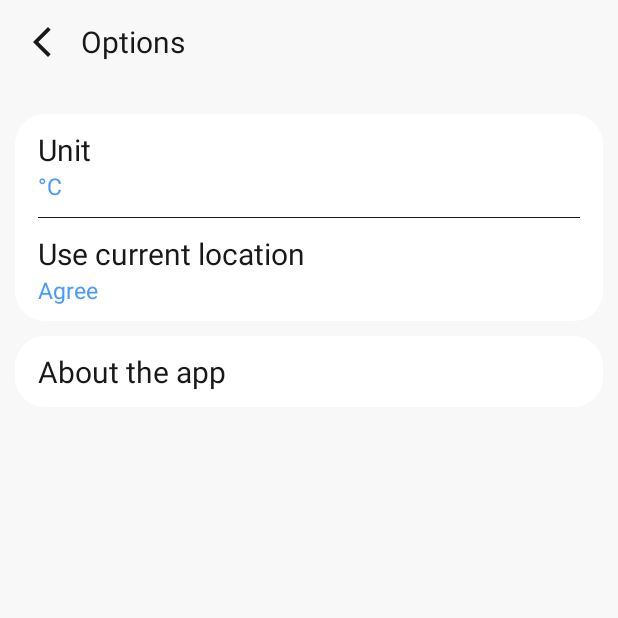
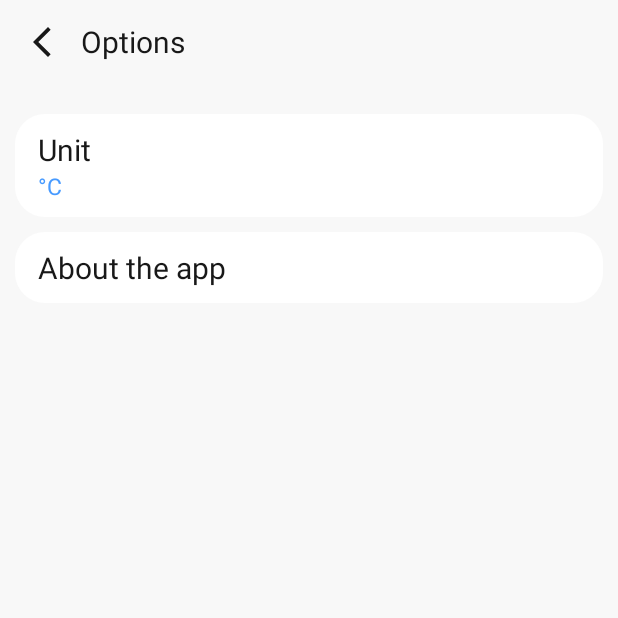
Before and after one commit to vmusatov/WeatherApp, an Android app: the screen it shows after launch (MainActivity), after a tap on an icon or button, on a phone screen of 412 x 824 dp, the top half of it. Run offline under Robolectric (Android 15) with nearby library versions, the phone set to English and light mode, and no system bars; our stand-ins replace Dagger/Hilt's generated code, Picasso, Room's generated code, RxJava; pictures from the network do not load; 1 statement that could not run was skipped.

Commit message:
cleanup settings fragment

```diff
--- a/app/src/main/res/layout/fragment_settings.xml
+++ b/app/src/main/res/layout/fragment_settings.xml
@@ -6,15 +6,9 @@
     android:orientation="vertical"
     android:padding="10dp">
 
-    <LinearLayout
-        style="@style/formContentBlock"
-        android:layout_width="match_parent"
-        android:layout_height="wrap_content"
-        android:orientation="vertical"
-        android:padding="10dp">
-
         <LinearLayout
             android:id="@+id/temp_unit_block"
+            style="@style/formContentBlock"
             android:layout_width="match_parent"
             android:layout_height="wrap_content"
             android:orientation="vertical">
@@ -34,33 +28,6 @@
                 android:textSize="@dimen/small_text" />
         </LinearLayout>
 
-        <View
-            android:layout_width="match_parent"
-            android:layout_height="0.1dp"
-            android:layout_marginVertical="10dp"
-            android:background="?attr/colorSecondary" />
-
-        <LinearLayout
-            android:id="@+id/location_block"
-            android:layout_width="match_parent"
-            android:layout_height="wrap_content"
-            android:orientation="vertical">
-
-            <TextView
-                android:layout_width="wrap_content"
-                android:layout_height="wrap_content"
-                android:text="@string/use_current_location"
-                android:textSize="@dimen/normal_text" />
-
-            <TextView
-                android:layout_width="wrap_content"
-                android:layout_height="wrap_content"
-                android:text="@string/agree"
-                android:textColor="@color/selected"
-                android:textSize="@dimen/small_text" />
-        </LinearLayout>
-    </LinearLayout>
-
     <TextView
         android:id="@+id/about"
         style="@style/formContentBlock"
```
